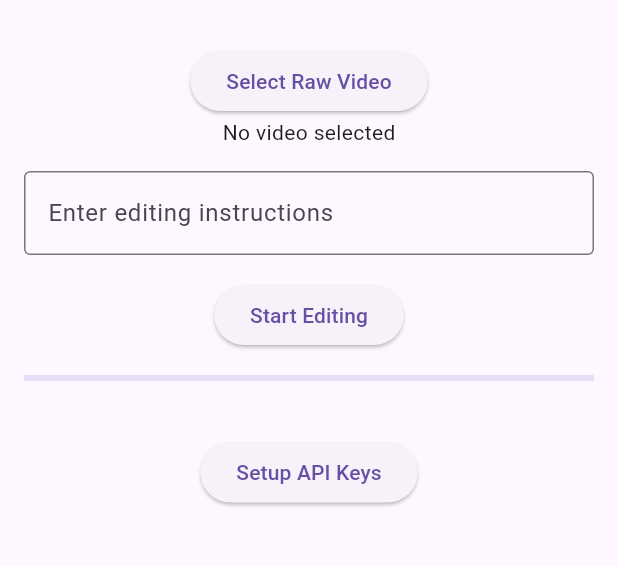
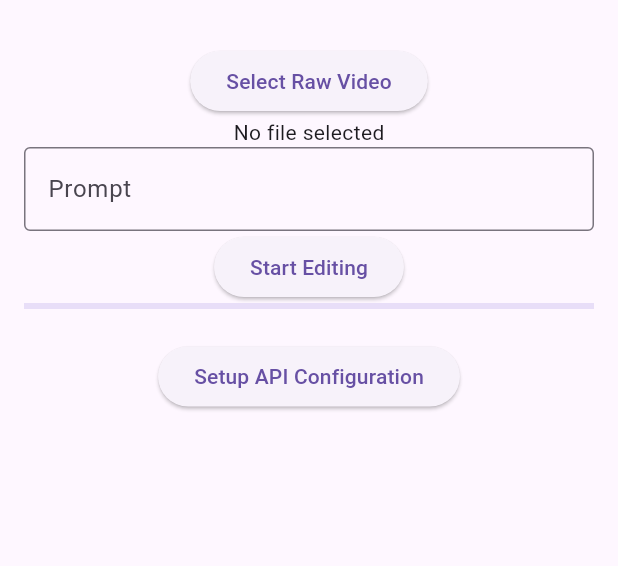
Before and after one commit to tarun225601-star/Tarun-app, a Flutter app: the screen it shows after launch, after a tap on "Start Editing", on a phone screen of 412 x 824 dp, the part 63-629 px from its top. Run offline on Flutter 3.47's test engine with Material 3 defaults, Android fonts, the phone set to English and light mode, and no system bars; our stand-ins replace file_picker.

Commit message:
Auto Agent: update main.dart

```diff
--- a/lib/main.dart
+++ b/lib/main.dart
@@ -1,9 +1,7 @@
 import 'dart:io';
-import 'dart:typed_data';
 import 'package:flutter/material.dart';
-import 'package:http/http.dart' as http;
+import 'package:file_picker/file_picker.dart';
 import 'package:path_provider/path_provider.dart';
-import 'package:video_editor_sdk/video_editor_sdk.dart';
 
 void main() {
   runApp(MyApp());
@@ -28,108 +26,52 @@ class MyHomePage extends StatefulWidget {
 }
 
 class _MyHomePageState extends State<MyHomePage> {
-  String _selectedVideo = '';
+  File? _selectedFile;
   String _prompt = '';
-  int _progress = 0;
+  double _progress = 0;
   String _status = '';
-  String _openAiApiKey = '';
-  String _replicateApiKey = '';
-  String _ffmpegPath = '';
+  String _apiConfigStatus = '';
 
-  final _promptController = TextEditingController();
-
-  Future<void> _selectVideo() async {
+  Future<void> _selectFile() async {
     final FilePickerResult? result = await FilePicker.platform.pickFiles(
       type: FileType.video,
     );
     if (result != null) {
       setState(() {
-        _selectedVideo = result.files.first.name;
+        _selectedFile = File(result.files.first.path!);
       });
     }
   }
 
-  Future<void> _runEditing() async {
-    if (_selectedVideo.isEmpty || _prompt.isEmpty) {
-      return;
+  Future<void> _startEditing() async {
+    if (_selectedFile != null && _prompt.isNotEmpty) {
+      setState(() {
+        _progress = 0;
+        _status = 'Starting editing process...';
+      });
+      // Simulate the 10-Agent pipeline
+      for (int i = 1; i <= 10; i++) {
+        setState(() {
+          _progress = (i / 10) * 100;
+          _status = 'Agent $i: Working...';
+        });
+        await Future.delayed(Duration(milliseconds: 500));
+      }
+      setState(() {
+        _status = 'Editing completed!';
+      });
     }
-    setState(() {
-      _progress = 0;
-      _status = 'Agent 1: Parsing prompt...';
-    });
-    // Simulate Agent 1: Prompt Parser
-    await Future.delayed(Duration(milliseconds: 500));
-    setState(() {
-      _progress = 10;
-      _status = 'Agent 2: Trimming...';
-    });
-    // Simulate Agent 2: Scene Detection & Trimmer
-    await Future.delayed(Duration(milliseconds: 500));
-    setState(() {
-      _progress = 20;
-      _status = 'Agent 3: Transcribing...';
-    });
-    // Simulate Agent 3: Transcription & Subtitle
-    await Future.delayed(Duration(milliseconds: 500));
-    setState(() {
-      _progress = 30;
-      _status = 'Agent 4: Integrating B-Roll...';
-    });
-    // Simulate Agent 4: B-Roll & Visual
-    await Future.delayed(Duration(milliseconds: 500));
-    setState(() {
-      _progress = 40;
-      _status = 'Agent 5: Adding gunshots...';
-    });
-    // Simulate Agent 5: Gunshot & Muzzle Flash
-    await Future.delayed(Duration(milliseconds: 500));
-    setState(() {
-      _progress = 50;
-      _status = 'Agent 6: Adding explosions...';
-    });
-    // Simulate Agent 6: Explosions & Fire
-    await Future.delayed(Duration(milliseconds: 500));
-    setState(() {
-      _progress = 60;
-      _status = 'Agent 7: Adjusting contrast...';
-    });
-    // Simulate Agent 7: Cinematic Color & Contrast
-    await Future.delayed(Duration(milliseconds: 500));
-    setState(() {
-      _progress = 70;
-      _status = 'Agent 8: Applying slow-motion...';
-    });
-    // Simulate Agent 8: Speed Ramping / Slow-Motion
-    await Future.delayed(Duration(milliseconds: 500));
-    setState(() {
-      _progress = 80;
-      _status = 'Agent 9: Syncing audio...';
-    });
-    // Simulate Agent 9: Audio & SFX Sync
-    await Future.delayed(Duration(milliseconds: 500));
-    setState(() {
-      _progress = 90;
-      _status = 'Agent 10: Finalizing...';
-    });
-    // Simulate Agent 10: Final Rendering & Assembly
-    await Future.delayed(Duration(milliseconds: 500));
-    setState(() {
-      _progress = 100;
-      _status = 'Editing complete!';
-    });
   }
 
-  Future<void> _setupApiKeys() async {
-    final Directory directory = await getApplicationDocumentsDirectory();
-    final File file = File('${directory.path}/api_keys.txt');
-    if (await file.exists()) {
-      final String contents = await file.readAsString();
-      setState(() {
-        _openAiApiKey = contents.split('\n')[0];
-        _replicateApiKey = contents.split('\n')[1];
-        _ffmpegPath = contents.split('\n')[2];
-      });
-    }
+  Future<void> _setupApiConfig() async {
+    // Simulate API configuration setup
+    setState(() {
+      _apiConfigStatus = 'API configuration setup in progress...';
+    });
+    await Future.delayed(Duration(milliseconds: 1000));
+    setState(() {
+      _apiConfigStatus = 'API configuration setup completed!';
+    });
   }
 
   @override
@@ -143,33 +85,34 @@ class _MyHomePageState extends State<MyHomePage> {
         child: Column(
           children: [
             ElevatedButton(
-              onPressed: _selectVideo,
+              onPressed: _selectFile,
               child: Text('Select Raw Video'),
             ),
-            Text(_selectedVideo.isEmpty ? 'No video selected' : _selectedVideo),
-            SizedBox(height: 16),
+            Text(_selectedFile != null ? _selectedFile!.path : 'No file selected'),
             TextField(
-              controller: _promptController,
               decoration: InputDecoration(
-                labelText: 'Enter editing instructions',
+                labelText: 'Prompt',
                 border: OutlineInputBorder(),
               ),
+              onChanged: (text) {
+                setState(() {
+                  _prompt = text;
+                });
+              },
             ),
-            SizedBox(height: 16),
             ElevatedButton(
-              onPressed: _runEditing,
+              onPressed: _startEditing,
               child: Text('Start Editing'),
             ),
-            SizedBox(height: 16),
             LinearProgressIndicator(
               value: _progress / 100,
             ),
             Text(_status),
-            SizedBox(height: 16),
             ElevatedButton(
-              onPressed: _setupApiKeys,
-              child: Text('Setup API Keys'),
+              onPressed: _setupApiConfig,
+              child: Text('Setup API Configuration'),
             ),
+            Text(_apiConfigStatus),
           ],
         ),
       ),
```
